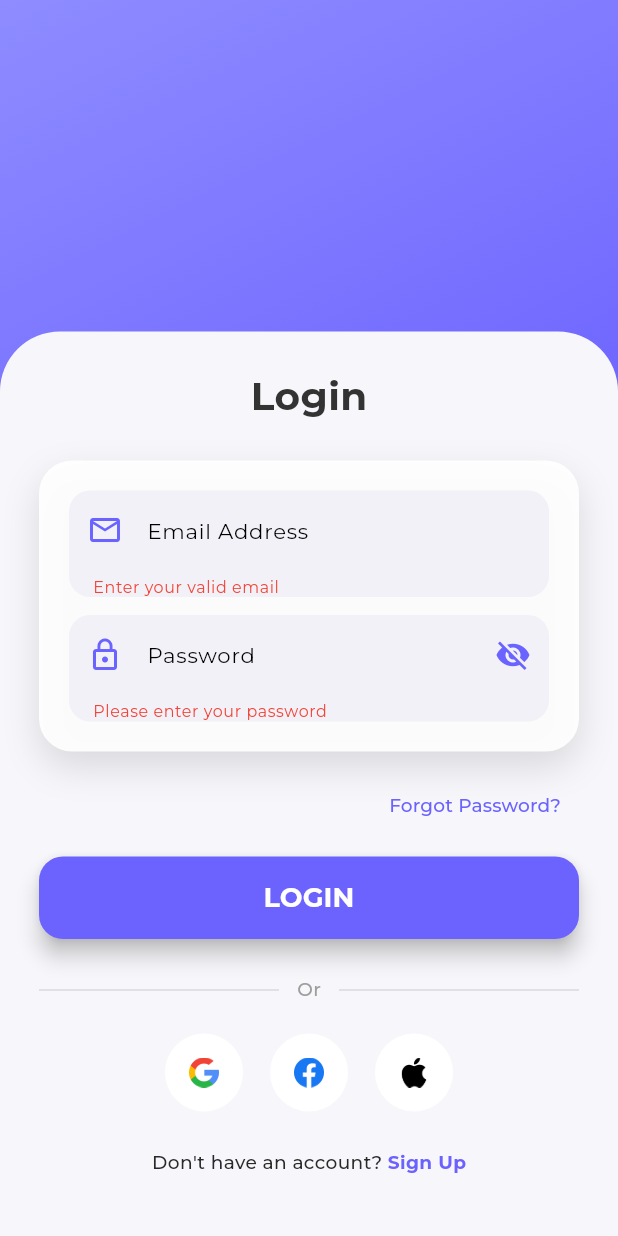
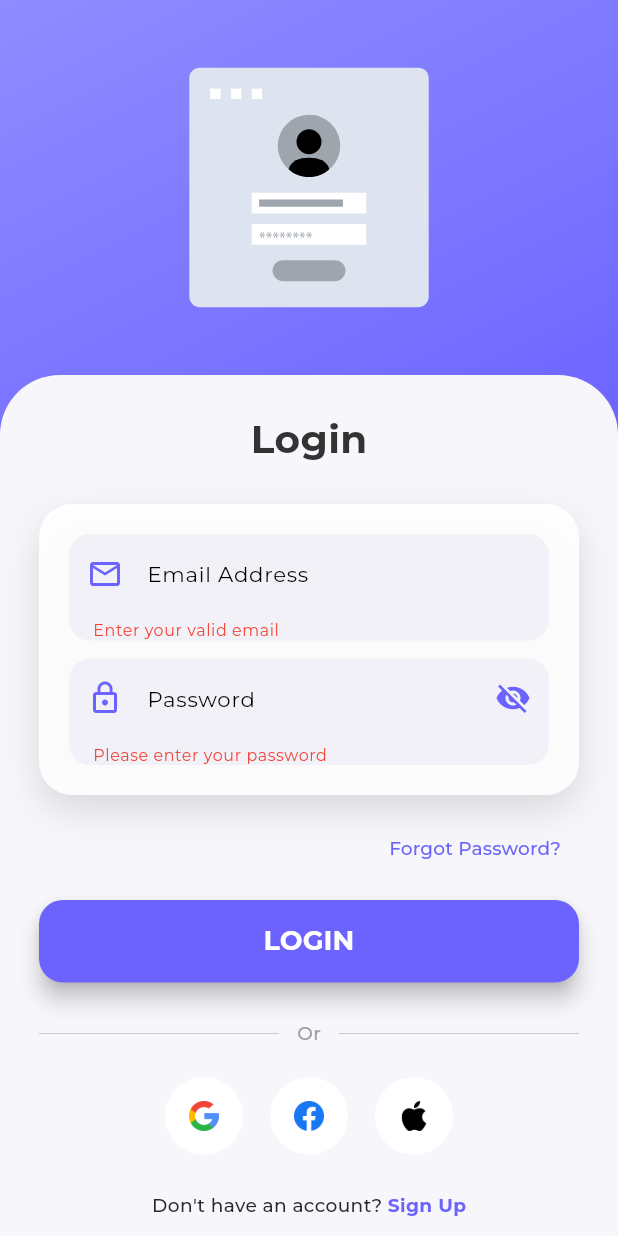
Before and after one commit to devsoheldas/Smart-Pharmacy, a Flutter app: the screen it shows after launch, after a tap on "LOGIN", on a phone screen of 412 x 824 dp. Run offline on Flutter 3.47's test engine with Material 3 defaults, Android fonts, the light colour scheme and no system bars; our stand-ins replace email_validator, flutter_screenutil, flutter_svg, fluttertoast, lottie, pin_code_fields and 1 more; project files that could hold a hidden picture were left out.

Commit message:
Add Lottie animation to login screen and refactor UI

```diff
--- a/lib/feature/auth/login_screen.dart
+++ b/lib/feature/auth/login_screen.dart
@@ -1,6 +1,7 @@
 import 'package:e_pharma/feature/auth/singup_screen.dart';
 import 'package:email_validator/email_validator.dart';
 import 'package:flutter/material.dart';
+import 'package:lottie/lottie.dart';
 import '../../core/widgets/social_login_button.dart';
 import 'forget_password_verify_email_screen.dart';
 
@@ -11,11 +12,18 @@ class LoginScreen extends StatefulWidget {
   State<LoginScreen> createState() => _LoginScreenState();
 }
 
-class _LoginScreenState extends State<LoginScreen> {
+class _LoginScreenState extends State<LoginScreen> with SingleTickerProviderStateMixin {
   bool _obscureText = true;
   final _emailController = TextEditingController();
   final _passwordController = TextEditingController();
   final _formKey = GlobalKey<FormState>();
+  late final AnimationController _controller;
+  @override
+  void initState() {
+    // TODO: implement initState
+    super.initState();
+    _controller = AnimationController(vsync: this);
+  }
 
   @override
   Widget build(BuildContext context) {
@@ -38,6 +46,18 @@ class _LoginScreenState extends State<LoginScreen> {
                   child: IntrinsicHeight(
                     child: Column(
                       children: [
+                        Center(child: Lottie.asset(
+                          'assets/lottie/login.json',
+                          controller: _controller,
+                          onLoaded: (composition) {
+                            _controller
+                              ..duration = composition.duration
+                              ..forward();
+                          },
+                          repeat: false,
+                          height: 250,
+                          width: 250,
+                        ),),
                         const Spacer(),
                         // Card
                         Container(
```
Also changed, not shown: assets/lottie/login.json (added, +1 -0 lines), lib/feature/auth/forget_password_verify_email_screen.dart (+5 -11 lines), lib/feature/auth/reset_password_screen.dart (+5 -13 lines).
